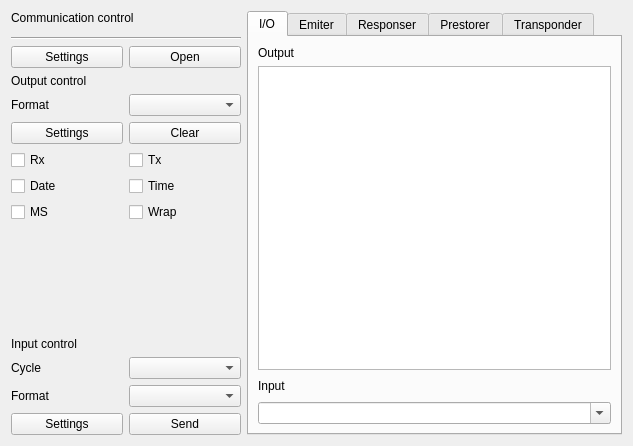
First picture: the form in src/toolboxui/SAKToolBoxUi.ui, repository x-tools-author/x-tools, before the edit.
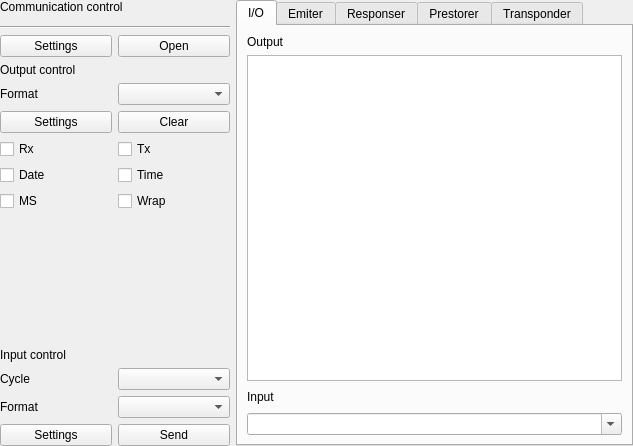
Second picture: the form after the edit. Custom widgets are drawn as their Qt base class.

Patch:
```diff
--- a/src/toolboxui/SAKToolBoxUi.ui
+++ b/src/toolboxui/SAKToolBoxUi.ui
@@ -14,6 +14,18 @@
    <string notr="true">Form</string>
   </property>
   <layout class="QGridLayout" name="gridLayout_3">
+   <property name="leftMargin">
+    <number>0</number>
+   </property>
+   <property name="topMargin">
+    <number>0</number>
+   </property>
+   <property name="rightMargin">
+    <number>0</number>
+   </property>
+   <property name="bottomMargin">
+    <number>0</number>
+   </property>
    <item row="0" column="1">
     <widget class="QTabWidget" name="tabWidget">
      <property name="tabPosition">
```
